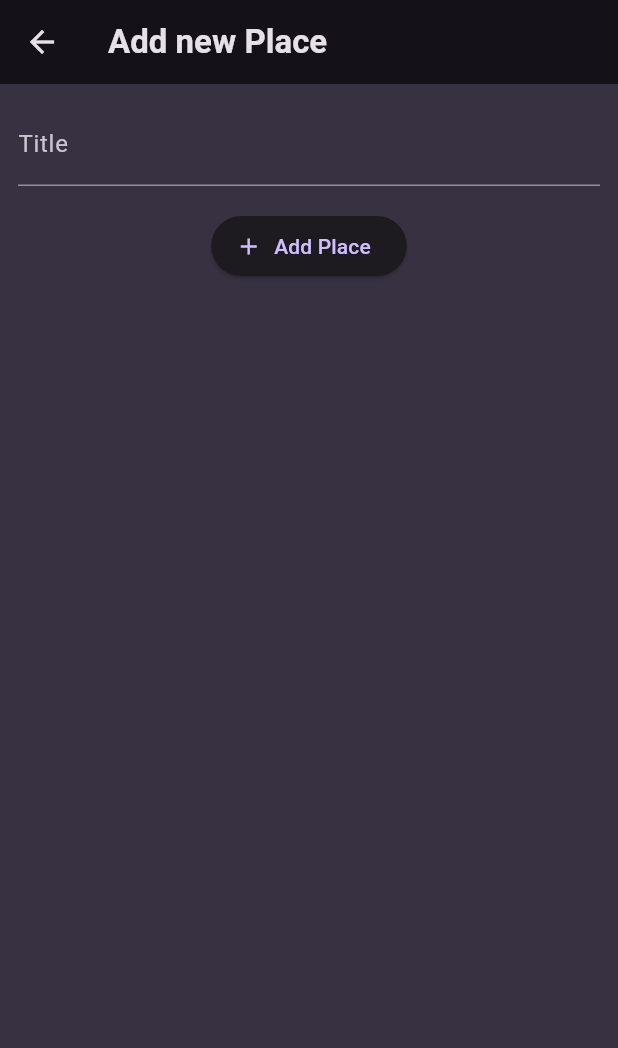
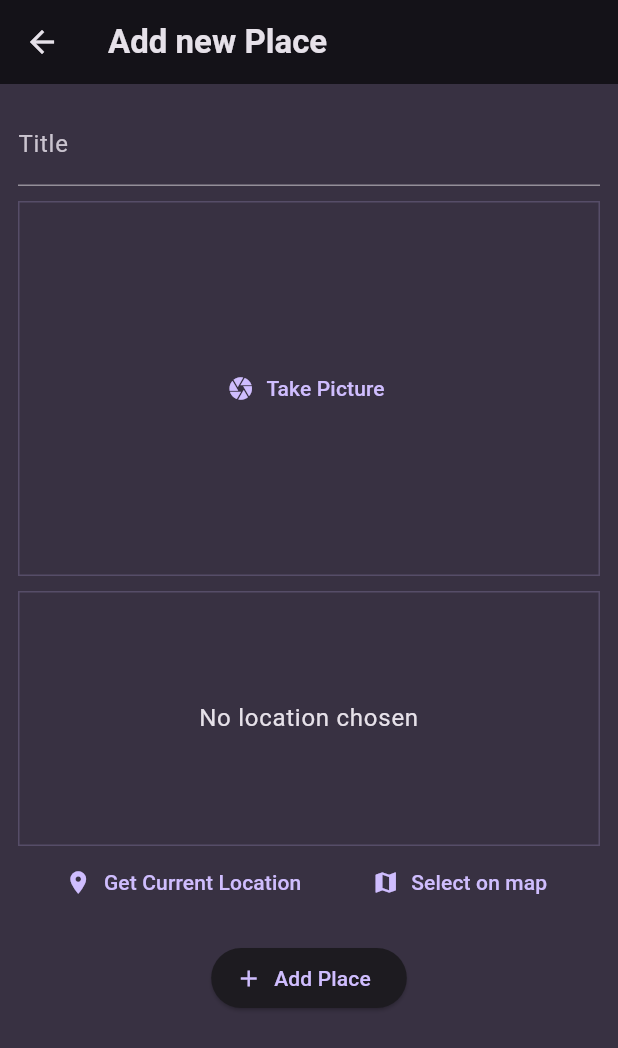
Before and after one commit to amandeepcodes/Favorite-Places, a Flutter app: the AddPlaceScreen screen opened directly, on a phone screen of 412 x 824 dp. Shown: the top 1048 px of the screen. Run offline on Flutter 3.47's test engine with Material 3 defaults, Android fonts, the phone set to English and light mode, and no system bars; our stand-ins replace flutter_riverpod, google_fonts, google_maps_flutter, image_picker, location, sqflite; accounts and stored records are empty.

Commit message:
Implemented Google Map and Image selection.
Added Google Map and Static API.
Added feature of clicking photo of Place to add.

```diff
--- a/lib/models/place.dart
+++ b/lib/models/place.dart
@@ -1,11 +1,31 @@
+import 'dart:io';
 
 import 'package:uuid/uuid.dart';
 
 const uuid = Uuid();
+
+class PlaceLocation {
+  const PlaceLocation({
+    required this.latitude,
+    required this.longitude,
+    required this.address
+  });
+
+  final double latitude;
+  final double longitude;
+  final String address;
+}
+
 class Place {
+  Place({
+    required this.title,
+    required this.image,
+    required this.location,
+    String? id,
+  }) : id = id ?? uuid.v4();
 
-  Place({required this.title}) : id = uuid.v4();
   final String id;
   final String title;
-
+  final File image;
+  final PlaceLocation location;
 }
--- a/lib/screens/add_place.dart
+++ b/lib/screens/add_place.dart
@@ -1,5 +1,9 @@
+import 'dart:io';
+
+import 'package:favorite_places/models/place.dart';
 import 'package:favorite_places/providers/user_places.dart';
-import 'package:flutter/cupertino.dart';
+import 'package:favorite_places/widgets/image_input.dart';
+import 'package:favorite_places/widgets/location_input.dart';
 import 'package:flutter/material.dart';
 import 'package:flutter_riverpod/flutter_riverpod.dart';
 
@@ -14,16 +18,20 @@ class AddPlaceScreen extends ConsumerStatefulWidget {
 
 class _AddPlaceScreenState extends ConsumerState<AddPlaceScreen> {
   final _titlecontroller = TextEditingController();
+  File? _selectedImage;
+  PlaceLocation? _selectedLocation;
 
-void _savePlace(){
-  final enteredText = _titlecontroller.text;
+  void _savePlace() {
+    final enteredText = _titlecontroller.text;
 
-  if(enteredText.isEmpty ){
-    return;
+    if (enteredText.isEmpty || _selectedImage == null || _selectedLocation ==null) {
+      return;
+    }
+    ref
+        .read(userPlacesProvider.notifier)
+        .addPlace(enteredText, _selectedImage!,_selectedLocation!);
+    Navigator.of(context).pop();
   }
-  ref.read(userPlacesProvider.notifier).addPlace(enteredText);
-  Navigator.of(context).pop();
-}
 
   @override
   void dispose() {
@@ -48,9 +56,19 @@ void _savePlace(){
                 color: Theme.of(context).colorScheme.onBackground,
               ),
             ),
-            const SizedBox(
-              height: 16,
+            const SizedBox(height: 10),
+            ImageInput(
+              onPickImage: (image) {
+                _selectedImage = image;
+              },
             ),
+            const SizedBox(height: 10),
+            LocationInput(
+              onSelectLocation: (location) {
+                _selectedLocation =location;
+              },
+            ),
+            const SizedBox(height: 16),
             ElevatedButton.icon(
               onPressed: _savePlace,
               label: const Text("Add Place"),
--- /dev/null
+++ b/lib/widgets/image_input.dart
@@ -0,0 +1,67 @@
+import 'dart:io';
+
+import 'package:flutter/material.dart';
+import 'package:image_picker/image_picker.dart';
+
+class ImageInput extends StatefulWidget {
+  const ImageInput({super.key,required this.onPickImage});
+
+ final Function(File image) onPickImage;
+
+  @override
+  State<ImageInput> createState() {
+    return _ImageInputState();
+  }
+}
+
+class _ImageInputState extends State<ImageInput> {
+  File? _selectedImage;
+  void _takePicture() async {
+    final imagePicker = ImagePicker();
+    final pickedImage =
+        await imagePicker.pickImage(source: ImageSource.camera, maxWidth: 600);
+
+    if (pickedImage == null) {
+      return null;
+    }
+    setState(() {
+      _selectedImage = File(pickedImage.path);
+    });
+
+    widget.onPickImage(_selectedImage!);
+  }
+
+  @override
+  Widget build(BuildContext context) {
+    Widget content = TextButton.icon(
+      onPressed: _takePicture,
+      icon: const Icon(Icons.camera),
+      label: const Text('Take Picture'),
+    );
+
+    if (_selectedImage != null) {
+      content = GestureDetector(
+        onTap: _takePicture,
+        child: Image.file(
+          _selectedImage!,
+          fit: BoxFit.cover,
+          width: double.infinity,
+          height: double.infinity,
+        ),
+      );
+    }
+
+    return Container(
+      decoration: BoxDecoration(
+        border: Border.all(
+          width: 1,
+          color: Theme.of(context).colorScheme.primary.withOpacity(0.2),
+        ),
+      ),
+      height: 250,
+      width: double.infinity,
+      alignment: Alignment.center,
+      child: content,
+    );
+  }
+}
--- /dev/null
+++ b/lib/widgets/location_input.dart
@@ -0,0 +1,150 @@
+import 'dart:convert';
+
+import 'package:favorite_places/models/place.dart';
+import 'package:favorite_places/screens/Map.dart';
+import 'package:flutter/material.dart';
+import 'package:google_maps_flutter/google_maps_flutter.dart';
+import 'package:http/http.dart';
+import 'package:location/location.dart';
+
+class LocationInput extends StatefulWidget {
+  const LocationInput({super.key, required this.onSelectLocation});
+
+  final void Function(PlaceLocation location) onSelectLocation;
+
+  @override
+  State<LocationInput> createState() {
+    return _LocationInputState();
+  }
+}
+
+class _LocationInputState extends State<LocationInput> {
+  PlaceLocation? _pickedLocation;
+  var _isGettingLocation = false;
+
+  String get locationImage {
+    final lat = _pickedLocation!.latitude;
+    final lon = _pickedLocation!.longitude;
+    return "https://maps.googleapis.com/maps/api/staticmap?center=$lat,$lon&zoom=16&size=600x300&maptype=roadmap&markers=color:red%7Clabel:A%7C$lat,$lon&key=AIzaSyD1TG9iqrIKvX2zpUaTDuHLqcCf8ICvvbc";
+  }
+
+
+  void _savePlace(double lat, double lng) async{
+    final url = Uri.parse(
+        "https://maps.googleapis.com/maps/api/geocode/json?latlng=$lat,$lng&key=AIzaSyD1TG9iqrIKvX2zpUaTDuHLqcCf8ICvvbc");
+
+    var response = await get(url);
+    final resData = json.decode(response.body);
+    final address = resData['results'][0]['formatted_address'];
+
+    setState(() {
+      _pickedLocation =
+          PlaceLocation(latitude: lat, longitude: lng, address: address);
+      _isGettingLocation = false;
+    });
+
+    widget.onSelectLocation(_pickedLocation!);
+  }
+  void _getCurrentLocation() async {
+    Location location = Location();
+    bool serviceEnabled;
+    PermissionStatus permissionGranted;
+    LocationData locationData;
+
+    serviceEnabled = await location.serviceEnabled();
+    if (!serviceEnabled) {
+      serviceEnabled = await location.requestService();
+      if (!serviceEnabled) {
+        return;
+      }
+    }
+
+    permissionGranted = await location.hasPermission();
+    if (permissionGranted == PermissionStatus.denied) {
+      permissionGranted = await location.requestPermission();
+      if (permissionGranted != PermissionStatus.granted) {
+        return;
+      }
+    }
+
+    setState(() {
+      _isGettingLocation = true;
+    });
+
+    locationData = await location.getLocation();
+    final lat = locationData.latitude;
+    final longi = locationData.longitude;
+    if (lat == null || longi == null) {
+      return;
+    }
+
+    _savePlace(lat, longi);
+
+  }
+
+  void _selectOnMap() async {
+    final pickedLocation = await Navigator.of(context)
+        .push<LatLng>(MaterialPageRoute(builder: (ctx) => const MapScreen(),),);
+
+    if(pickedLocation == null){
+      return;
+    }
+
+    _savePlace(pickedLocation.latitude, pickedLocation.longitude);
+  }
+
+  @override
+  Widget build(BuildContext context) {
+    Widget previewContent = Text(
+      "No location chosen",
+      textAlign: TextAlign.center,
+      style: Theme.of(context).textTheme.bodyLarge!.copyWith(
+            color: Theme.of(context).colorScheme.onBackground,
+          ),
+    );
+
+    if (_pickedLocation != null) {
+      previewContent = Image.network(
+        locationImage,
+        fit: BoxFit.cover,
+        width: double.infinity,
+        height: double.infinity,
+      );
+    }
+
+    if (_isGettingLocation) {
+      previewContent = const CircularProgressIndicator();
+    }
+    return Column(
+      children: [
+        Container(
+          height: 170,
+          width: double.infinity,
+          alignment: Alignment.center,
+          decoration: BoxDecoration(
+            border: Border.all(
+              width: 1,
+              color: Theme.of(context).colorScheme.primary.withOpacity(0.2),
+            ),
+          ),
+          child: previewContent,
+        ),
+        Row(
+          mainAxisAlignment: MainAxisAlignment.spaceEvenly,
+          children: [
+            TextButton.icon(
+              onPressed: _getCurrentLocation,
+              icon: const Icon(Icons.location_on),
+              label: const Text("Get Current Location"),
+            ),
+            TextButton.icon(
+              onPressed: _selectOnMap,
+              icon: const Icon(Icons.map),
+              label: const Text("Select on map"),
+            )
+          ],
+        ),
+      ],
+    );
+  }
+}
```
Also changed, not shown: lib/providers/user_places.dart (+62 -3 lines), lib/screens/Map.dart (added, +73 -0 lines), lib/screens/places.dart (+29 -5 lines), lib/screens/places_detail.dart (+82 -0 lines), lib/widgets/places_list.dart (+29 -10 lines), pubspec.yaml (+7 -0 lines), pubspec.lock, 5 other files.
